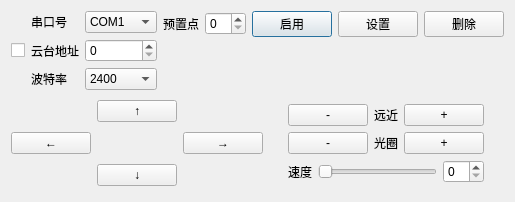
U201010009/Qt_pelco_d, file dialog.ui: the form before one commit.
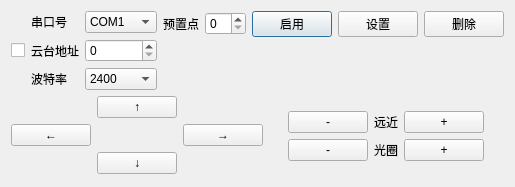
The form after the commit.

```diff
--- a/dialog.ui
+++ b/dialog.ui
@@ -7,7 +7,7 @@
     <x>0</x>
     <y>0</y>
     <width>506</width>
-    <height>202</height>
+    <height>187</height>
    </rect>
   </property>
   <property name="windowTitle">
@@ -334,30 +334,6 @@
          </item>
         </layout>
        </item>
-       <item>
-        <layout class="QHBoxLayout" name="horizontalLayout_5">
-         <item>
-          <widget class="QLabel" name="speed_label_">
-           <property name="text">
-            <string>速度</string>
-           </property>
-           <property name="alignment">
-            <set>Qt::AlignCenter</set>
-           </property>
-          </widget>
-         </item>
-         <item>
-          <widget class="QSlider" name="speed_slider_">
-           <property name="orientation">
-            <enum>Qt::Horizontal</enum>
-           </property>
-          </widget>
-         </item>
-         <item>
-          <widget class="QSpinBox" name="speed_spin_box_"/>
-         </item>
-        </layout>
-       </item>
        <item>
         <spacer name="verticalSpacer_2">
          <property name="orientation">
```
Left out of the diff: 30 changed lines with no effect on the pictures.
